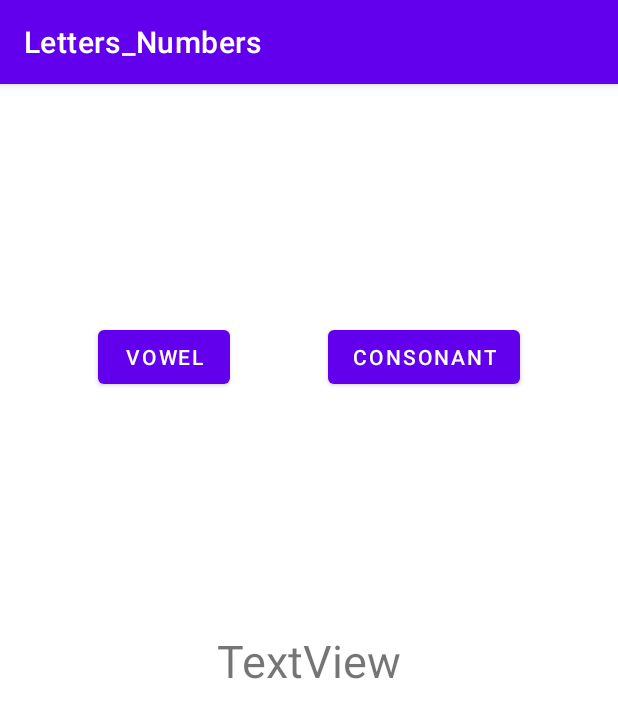
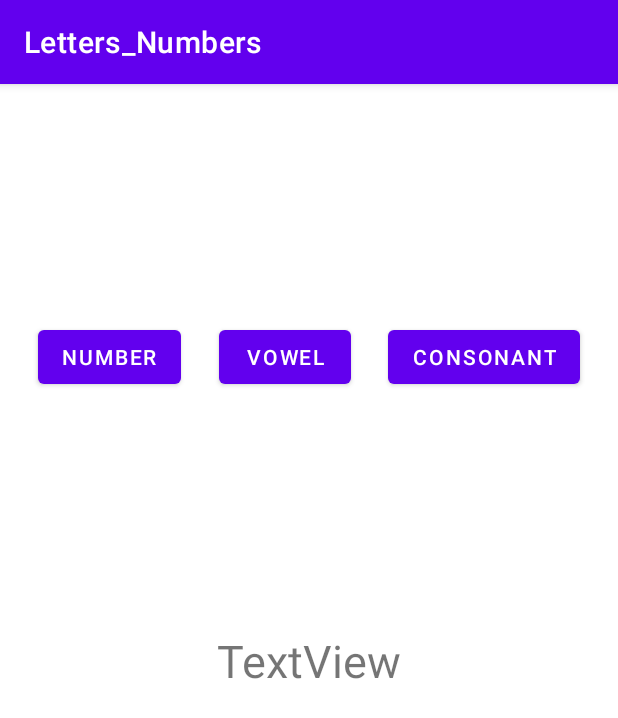
Before and after one commit to NickBevers/Mobile_Advanced_Letter_Number, an Android app: the screen it shows after launch (MainActivity), on a phone screen of 412 x 824 dp. Shown: the top 718 px of the screen. Run offline under Robolectric (Android 15) with nearby library versions, the phone set to English and light mode, and no system bars.

Commit message:
Added the possibility to add number

```diff
--- a/app/src/main/java/com/example/letters_numbers/LetterViewModel.java
+++ b/app/src/main/java/com/example/letters_numbers/LetterViewModel.java
@@ -5,10 +5,15 @@ import android.view.View;
 import androidx.lifecycle.MutableLiveData;
 import androidx.lifecycle.ViewModel;
 
+import java.lang.reflect.Array;
+import java.util.ArrayList;
 import java.util.Random;
 
 public class LetterViewModel extends ViewModel {
     private MutableLiveData<Character> letter;
+
+    ArrayList<Character> letterArray = new ArrayList<Character>(6);
+    ArrayList<Integer> numberArray = new ArrayList<Integer>(6);
 
     public MutableLiveData <Character> getLetter(){
         if (letter == null){
@@ -16,6 +21,17 @@ public class LetterViewModel extends ViewModel {
         }
         return letter;
     }
+
+    /*public void setArray(char input, int num){
+        switch (num){
+            case 0:
+                letterArray.add(input);
+                break;
+
+            //case 1:
+                //numberArray.add()
+        }
+    }*/
 
     public void setLetter(char c){
         letter.setValue(c);
@@ -55,4 +71,9 @@ public class LetterViewModel extends ViewModel {
         } while (!isConsonant(c));
         setLetter(c);
     }
+
+    public void pickNumber() {
+        int a = 53;
+        setLetter((char) a);
+    }
 }
--- a/app/src/main/java/com/example/letters_numbers/MainActivity.java
+++ b/app/src/main/java/com/example/letters_numbers/MainActivity.java
@@ -41,6 +41,10 @@ public class MainActivity extends AppCompatActivity {
         viewModel.pickConsonant();
     }
 
+    public void pickNumber(View v){
+        viewModel.pickNumber();
+    }
+
 
 
 }
--- a/app/src/main/res/layout/activity_main.xml
+++ b/app/src/main/res/layout/activity_main.xml
@@ -18,27 +18,39 @@
         app:layout_constraintTop_toTopOf="parent" />
 
     <Button
+        android:id="@+id/btn_number"
+        android:layout_width="wrap_content"
+        android:layout_height="wrap_content"
+        android:onClick="pickNumber"
+        android:text="Number"
+        app:layout_constraintBottom_toTopOf="@+id/tv_letter"
+        app:layout_constraintEnd_toStartOf="@+id/btn_vowel"
+        app:layout_constraintHorizontal_bias="0.5"
+        app:layout_constraintStart_toStartOf="parent"
+        app:layout_constraintTop_toTopOf="parent" />
+
+    <Button
+        android:id="@+id/btn_vowel"
+        android:layout_width="wrap_content"
+        android:layout_height="wrap_content"
+        android:onClick="pickVowel"
+        android:text="vowel"
+        app:layout_constraintBottom_toTopOf="@+id/tv_letter"
+        app:layout_constraintEnd_toStartOf="@+id/btn_consonant"
+        app:layout_constraintHorizontal_bias="0.5"
+        app:layout_constraintStart_toEndOf="@+id/btn_number"
+        app:layout_constraintTop_toTopOf="parent" />
+
+    <Button
         android:id="@+id/btn_consonant"
         android:layout_width="wrap_content"
         android:layout_height="wrap_content"
+        android:onClick="pickConsonant"
         android:text="consonant"
         app:layout_constraintBottom_toTopOf="@+id/tv_letter"
         app:layout_constraintEnd_toEndOf="parent"
         app:layout_constraintHorizontal_bias="0.5"
         app:layout_constraintStart_toEndOf="@+id/btn_vowel"
-        app:layout_constraintTop_toTopOf="parent"
-        android:onClick="pickConsonant"/>
-
-    <Button
-        android:id="@+id/btn_vowel"
-        android:layout_width="wrap_content"
-        android:layout_height="wrap_content"
-        android:text="vowel"
-        app:layout_constraintBottom_toTopOf="@+id/tv_letter"
-        app:layout_constraintEnd_toStartOf="@+id/btn_consonant"
-        app:layout_constraintHorizontal_bias="0.5"
-        app:layout_constraintStart_toStartOf="parent"
-        app:layout_constraintTop_toTopOf="parent"
-        android:onClick="pickVowel"/>
+        app:layout_constraintTop_toTopOf="parent" />
 
 </androidx.constraintlayout.widget.ConstraintLayout>
```
